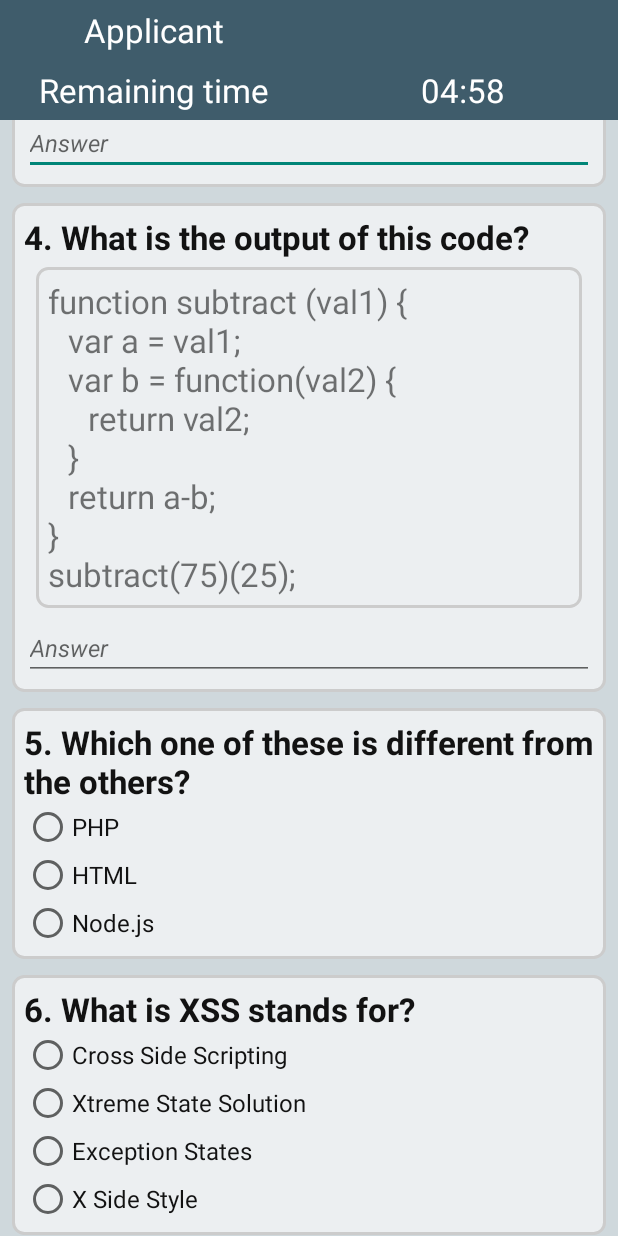
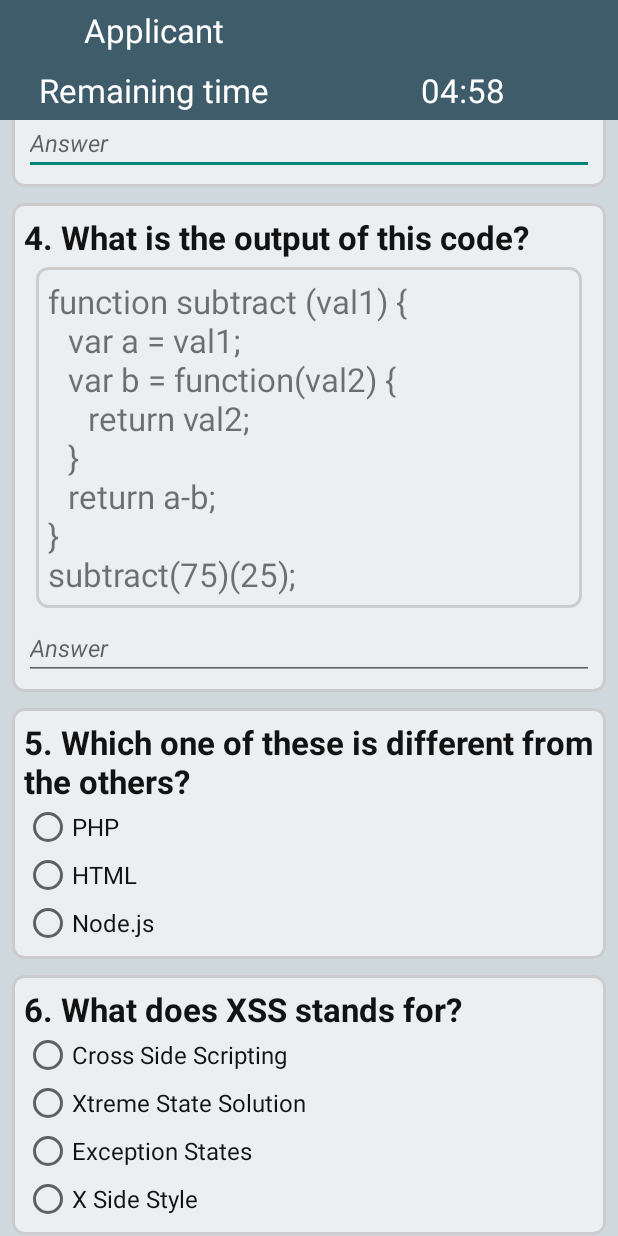
Before and after one commit to Fairdose/QuizAppV_2, an Android app: the QuizActivity screen opened directly, with no data from a screen before it, scrolled down 520 dp, on a phone screen of 412 x 824 dp. Run offline under Robolectric (Android 15) with nearby library versions, the phone set to English and light mode, and no system bars.

Commit message:
2.0 final

```diff
--- a/app/src/main/res/values/strings.xml
+++ b/app/src/main/res/values/strings.xml
@@ -6,7 +6,7 @@
     <string name="question_3"><b>3. In Javascript(Vanilla) how do you assign a tag to a variable? Write below with the proper syntax. (Tag name is \"header\")</b></string>
     <string name="question_4"><b>4. What is the output of this code?</b></string>
     <string name="question_5"><b>5. Which one of these is different from the others?</b></string>
-    <string name="question_6"><b>6. What is XSS stands for?</b></string>
+    <string name="question_6"><b>6. What does XSS stands for?</b></string>
     <string name="question_7"><b>7. What is HTTP Status OK response code?</b></string>
     <string name="question_8"><b>8. Which of these are programming languages?</b></string>
     <string name="question_9"><b>9. What is open-source?</b></string>
```
